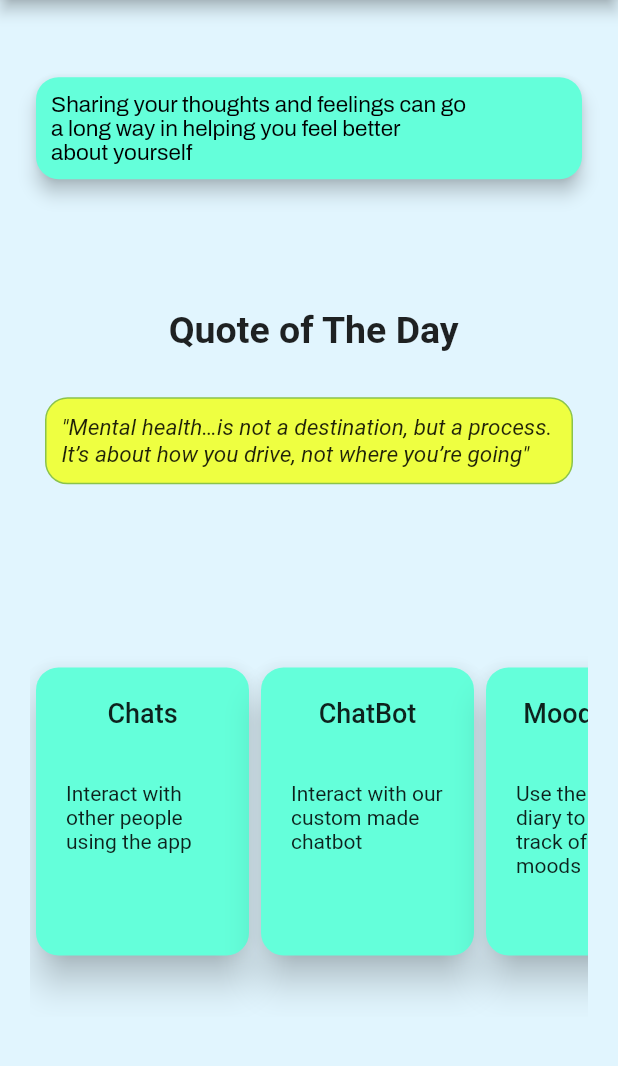
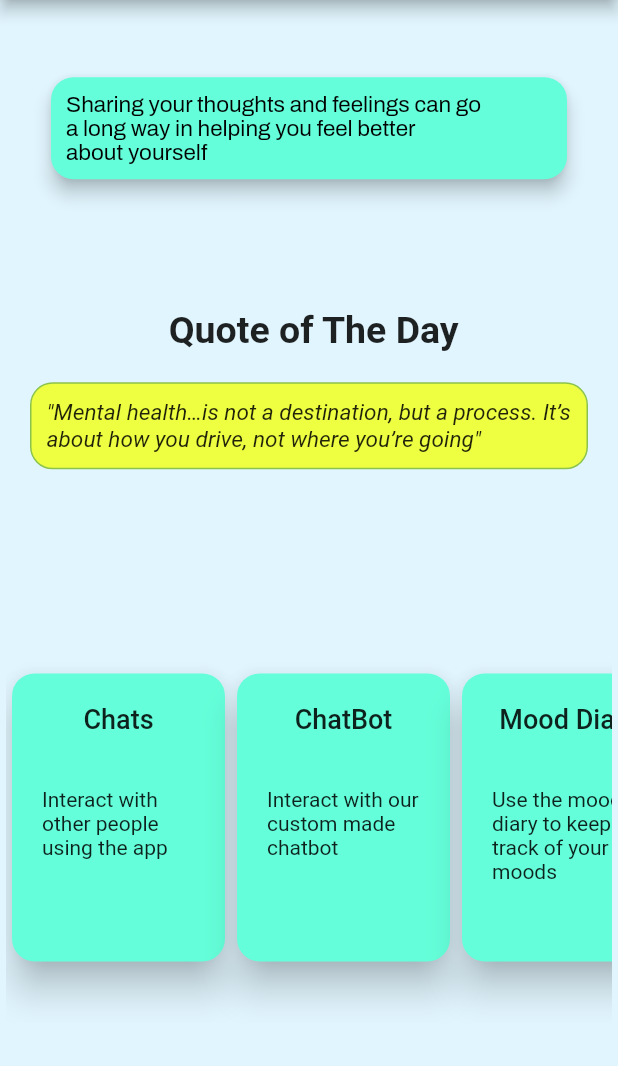
Before and after one commit to kk2211/Care2Share, a Flutter app: the MenuScreen screen opened by its route, on a phone screen of 412 x 824 dp, the part 84-1150 px from its top. Run offline on Flutter 3.47's test engine with Material 2 defaults, Android fonts, the phone set to English and light mode, and no system bars; our stand-ins replace charts_flutter, cloud_firestore, firebase_auth, firebase_core, google_fonts, modal_progress_hud and 3 more; missing offline and left inert: profanity_filter; accounts and stored records are empty; network calls fail.

Commit message:
menu padding

```diff
--- a/lib/screens/menu_screen.dart
+++ b/lib/screens/menu_screen.dart
@@ -92,7 +92,7 @@ class _MenuScreenState extends State<MenuScreen> {
         ),
       ),
       body: Padding(
-        padding: const EdgeInsets.all(20.0),
+        padding: const EdgeInsets.only(bottom:20.0,top: 20),
         // Choose either column or List View
         child: ListView(
           physics: ClampingScrollPhysics(),
@@ -100,7 +100,9 @@ class _MenuScreenState extends State<MenuScreen> {
             SizedBox(
               height: data.size.height / 30,
             ),
-            Card(
+            Padding(
+              padding: const EdgeInsets.only(left:30.0,right:30),
+              child: Card(
                 shape: RoundedRectangleBorder(
                     borderRadius: BorderRadius.circular(15)),
                 color: Colors.tealAccent,
@@ -128,6 +130,7 @@ class _MenuScreenState extends State<MenuScreen> {
                   ],
                 ),
               ),
+            ),
             SizedBox(
               height: data.size.height / 10,
             ),
@@ -149,7 +152,7 @@ class _MenuScreenState extends State<MenuScreen> {
                         height: 20,
                       ),
                       Padding(
-                        padding: const EdgeInsets.fromLTRB(10, 10, 10, 10),
+                        padding: const EdgeInsets.only(left: 20,right: 20),
                         child: Container(
                           constraints: BoxConstraints(maxHeight: 150),
                           decoration: BoxDecoration(
@@ -178,7 +181,28 @@ class _MenuScreenState extends State<MenuScreen> {
             SizedBox(
               height: data.size.height / 25,
             ),
-            Container(
+            Padding(
+              padding: const EdgeInsets.all(4.0),
+              child: FeatureRow(data: data),
+            ),
+          ],
+        ),
+      ),
+    );
+  }
+}
+
+class FeatureRow extends StatelessWidget {
+  const FeatureRow({
+    Key key,
+    @required this.data,
+  }) : super(key: key);
+
+  final MediaQueryData data;
+
+  @override
+  Widget build(BuildContext context) {
+    return Container(
       height: data.size.height / 3,
       child: SingleChildScrollView(
         physics: BouncingScrollPhysics(),
@@ -232,10 +256,6 @@ class _MenuScreenState extends State<MenuScreen> {
           ],
         ),
       ),
-            ),
-          ],
-        ),
-      ),
     );
   }
 }
```
Lines whose indentation alone changed are shown as unchanged.
